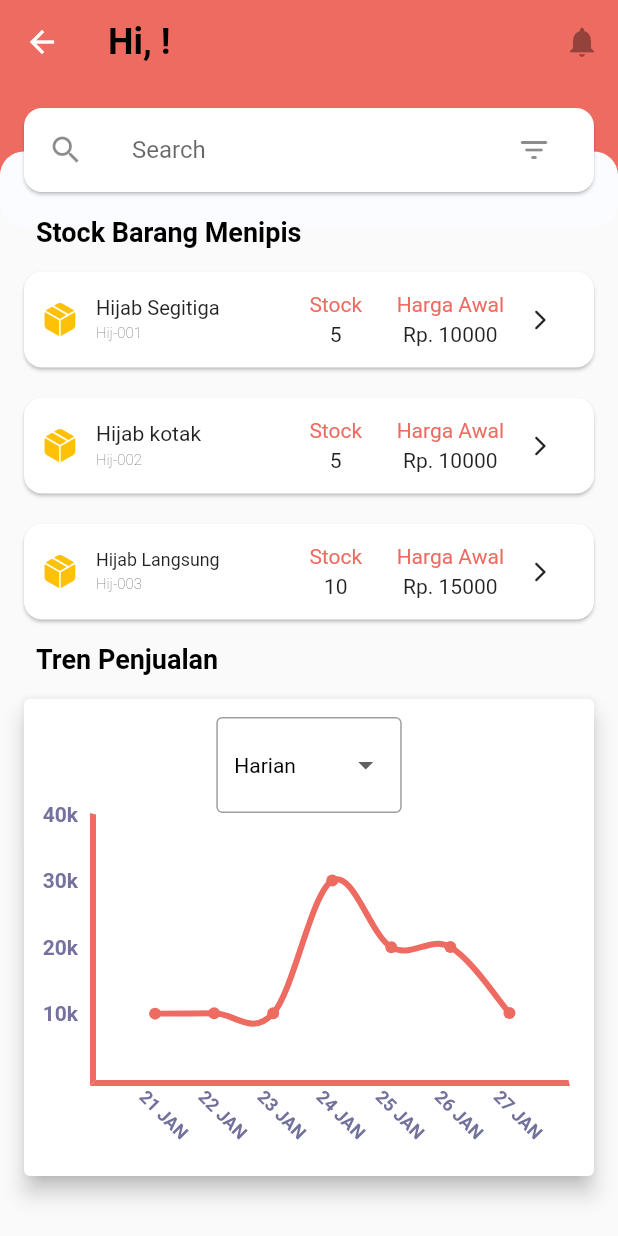
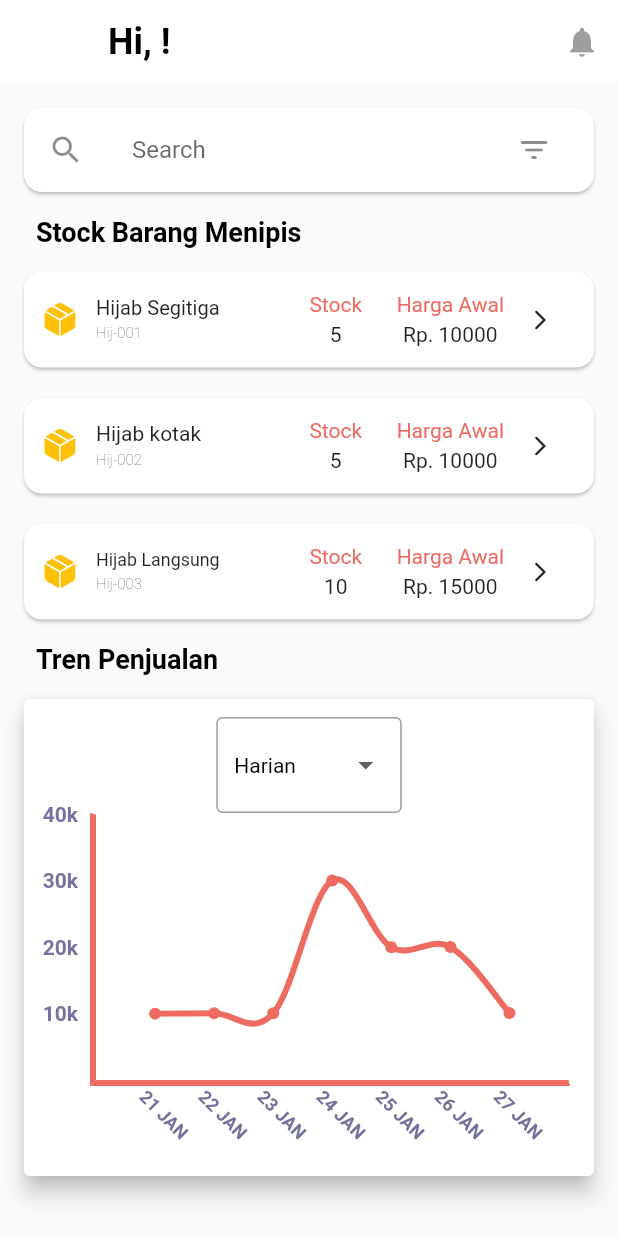
Before and after one commit to lamkhil/widuri, a Flutter app: the Home screen opened directly with empty values, on a phone screen of 412 x 824 dp. Run offline on Flutter 3.47's test engine with Material 2 defaults, Android fonts, the phone set to English and light mode, and no system bars; drawn by our look-alikes of fl_chart; our stand-ins replace firebase_auth, firebase_core, flutter_spinkit, flutter_svg, get, get_storage and 1 more; accounts and stored records are empty; Roboto replaces fonts that are missing (RobotoMono).

```diff
--- a/lib/views/Widget/card_barang.dart
+++ b/lib/views/Widget/card_barang.dart
@@ -8,6 +8,7 @@ class CardBarang extends StatelessWidget {
       required this.idBarang,
       required this.jumlah,
       required this.harga});
+
 
   String namaBarang;
   String idBarang;
--- a/lib/views/home.dart
+++ b/lib/views/home.dart
@@ -37,7 +37,7 @@ class _HomeState extends State<Home> {
             style: TextStyle(
                 fontSize: 24, fontWeight: FontWeight.bold, color: Colors.black),
           ),
-          backgroundColor: primaryColor,
+          backgroundColor: Colors.white,
           elevation: 0,
           actions: [
             IconButton(onPressed: null, icon: Icon(Icons.notifications))
@@ -45,30 +45,12 @@ class _HomeState extends State<Home> {
         ),
         body: LayoutBuilder(
             builder: (BuildContext context, BoxConstraints viewport) {
+              var h = MediaQuery.of(context).size.height;
           return SingleChildScrollView(
             child: ConstrainedBox(
-              constraints: BoxConstraints(
-                minHeight: viewport.maxHeight,
-              ),
+              constraints: BoxConstraints(minHeight: viewport.maxHeight,),
               child: IntrinsicHeight(
-                child: Stack(
-                  children: [
-                    Container(
-                      width: w,
-                      height: 60,
-                      decoration: BoxDecoration(color: primaryColor),
-                    ),
-                    Positioned(
-                      top: 45,
-                      child: Container(
-                        width: w,
-                        height: 50,
-                        decoration: BoxDecoration(
-                            color: backgroundColor,
-                            borderRadius: BorderRadius.circular(16)),
-                      ),
-                    ),
-                    Padding(
+                child: Padding(
                   padding: EdgeInsets.all(12.0),
                   child: Column(
                     mainAxisAlignment: MainAxisAlignment.start,
@@ -81,8 +63,7 @@ class _HomeState extends State<Home> {
                           leading: new Icon(Icons.search),
                           title: new TextField(
                             decoration: new InputDecoration(
-                                    hintText: 'Search',
-                                    border: InputBorder.none),
+                                hintText: 'Search', border: InputBorder.none),
                             // onChanged: onSearchTextChanged,
                           ),
                           trailing: new IconButton(
@@ -166,8 +147,7 @@ class _HomeState extends State<Home> {
                                     items: _list
                                         .map((String item) =>
                                             DropdownMenuItem<String>(
-                                                    child: Text(item),
-                                                    value: item))
+                                                child: Text(item), value: item))
                                         .toList(),
                                   ),
                                 ),
@@ -195,8 +175,6 @@ class _HomeState extends State<Home> {
                       )
                     ],
                   ),
-                    ),
-                  ],
                 ),
               ),
             ),
--- a/lib/views/splashscreen.dart
+++ b/lib/views/splashscreen.dart
@@ -2,7 +2,6 @@ import 'dart:async';
 import 'package:flutter/material.dart';
 import 'package:get/get.dart';
 import 'package:get_storage/get_storage.dart';
-import 'package:widuri/model/m_user.dart';
 import 'package:widuri/views/login.dart';
 import 'package:widuri/views/navbar.dart';
 
@@ -28,7 +27,7 @@ class _SplashScreenState extends State<SplashScreen> {
     return new Timer(_duration, navigatePage);
   }
 
-  void navigatePage() async {
+  void navigatePage() {
     var user = storage.read('user');
     if (user == null) {
       Get.offNamed('/login');
--- a/pubspec.yaml
+++ b/pubspec.yaml
@@ -38,6 +38,7 @@ dependencies:
   firebase_auth: ^3.0.1
   cloud_firestore: ^2.4.0
   flutter_spinkit: ^5.0.0
+  flutter_svg: ^0.22.0
 
 dev_dependencies:
   change_app_package_name: ^1.0.0
@@ -59,6 +60,9 @@ flutter:
   # assets:
   #   - images/a_dot_burr.jpeg
   #   - images/a_dot_ham.jpeg
+  assets:
+    - assets/
+    - assets/ilustrasi.svg
 
   # An image asset can refer to one or more resolution-specific "variants", see
   # https://flutter.dev/assets-and-images/#resolution-aware.
```
Also changed, not shown: lib/main.dart (+4 -3 lines), lib/views/daftar_barang.dart (+17 -9 lines), lib/views/verifikasi_email.dart (+18 -15 lines), pubspec.lock. Lines whose indentation alone changed are shown as unchanged.
